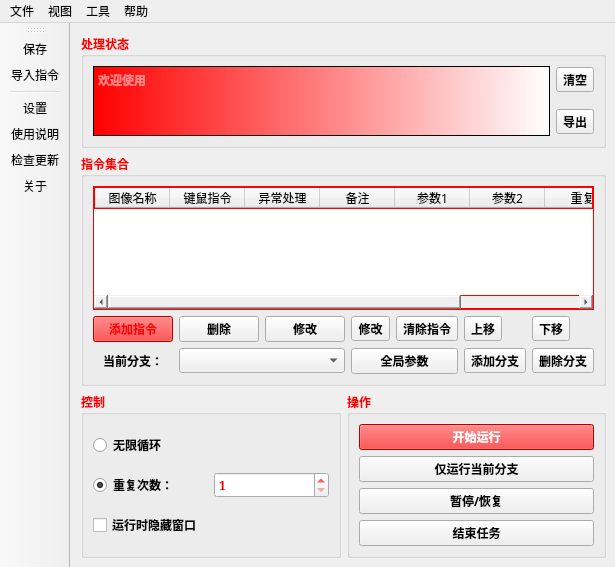
First picture: the form in 窗体/mainwindow.ui, repository FsterThanLight/automatic_clicker_2, before the edit.
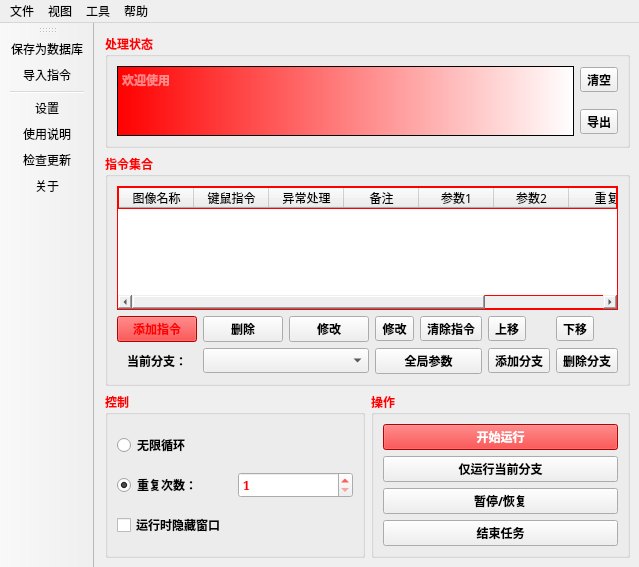
Second picture: the form after the edit. Icons and pictures are not drawn.

Diff of the .ui file:
```diff
--- a/窗体/mainwindow.ui
+++ b/窗体/mainwindow.ui
@@ -172,7 +172,7 @@
           <bool>false</bool>
          </attribute>
          <attribute name="verticalHeaderDefaultSectionSize">
-          <number>23</number>
+          <number>24</number>
          </attribute>
          <column>
           <property name="text">
@@ -1438,7 +1438,7 @@
      <normaloff>:/按钮图标/窗体/res/保存.png</normaloff>:/按钮图标/窗体/res/保存.png</iconset>
    </property>
    <property name="text">
-    <string>保存</string>
+    <string>保存为数据库</string>
    </property>
   </action>
   <action name="setting">
```
Left out of the diff: 10 changed lines with no effect on the pictures.
